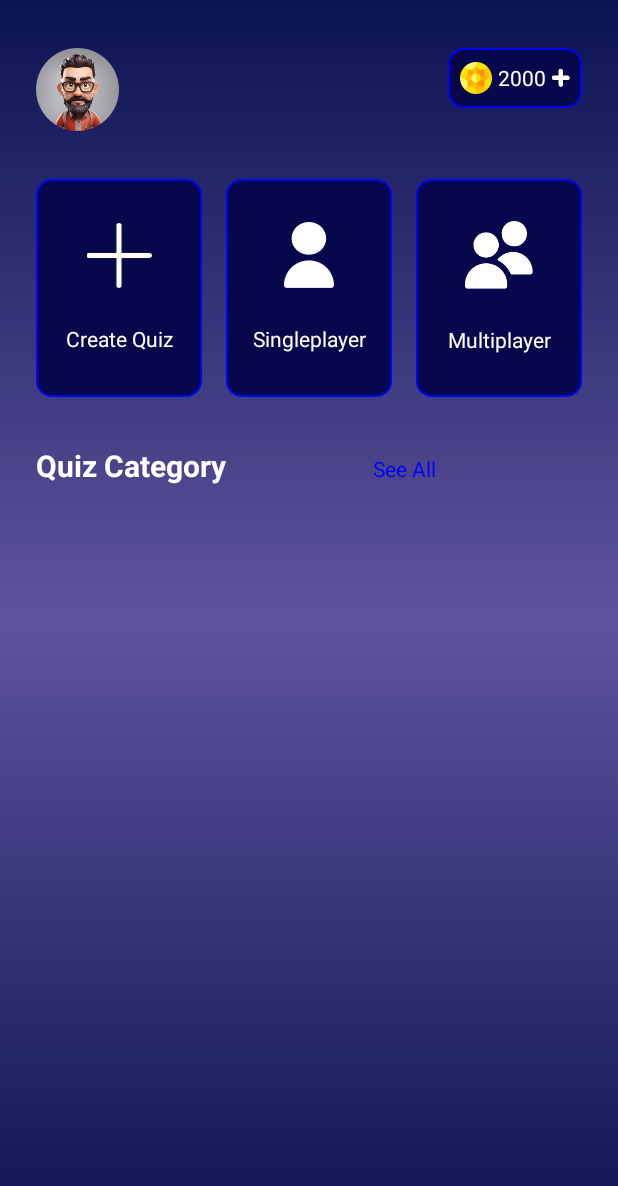
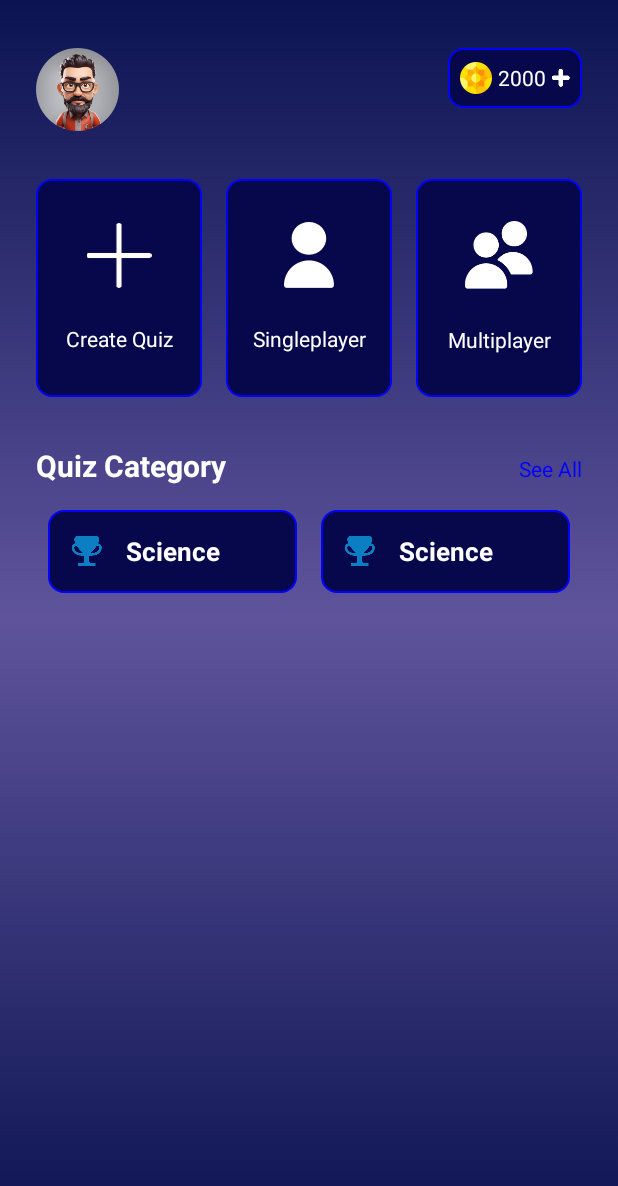
Before and after one commit to ArmiziDev/CleverCards, an Android app: the screen it shows after launch (MainActivity), on a phone screen of 412 x 824 dp. Shown: the top 1186 px of the screen. Run offline under Robolectric (Android 15) with nearby library versions, the phone set to English and light mode, and no system bars; Roboto replaces fonts that are not available here.

Commit message:
Quiz Categories
Added Quiz Categories, currently a bug so I am uploading to start experimenting

```diff
--- a/app/src/main/res/layout/activity_main.xml
+++ b/app/src/main/res/layout/activity_main.xml
@@ -22,10 +22,11 @@
             android:orientation="vertical">
 
             <LinearLayout
+                android:id="@+id/playerLayout"
                 android:layout_width="match_parent"
                 android:layout_height="wrap_content"
+                android:layout_marginStart="24dp"
                 android:layout_marginTop="32dp"
-                android:layout_marginStart="24dp"
                 android:layout_marginEnd="24dp"
                 android:orientation="horizontal">
 
@@ -39,21 +40,22 @@
                     android:id="@+id/textView"
                     android:layout_width="wrap_content"
                     android:layout_height="wrap_content"
+                    android:layout_gravity="center_vertical"
+                    android:layout_marginStart="16dp"
                     android:layout_weight="1"
-                    android:layout_marginStart="16dp"
+                    android:textColor="@color/white"
                     android:textSize="20dp"
-                    android:layout_gravity="center_vertical"
-                    android:textColor="@color/white"
                     tools:text="Hi, Tom" />
 
                 <LinearLayout
+                    android:id="@+id/coinsLayout"
                     android:layout_width="wrap_content"
                     android:layout_height="40dp"
                     android:background="@drawable/navy_background"
                     android:gravity="center"
+                    android:orientation="horizontal"
                     android:paddingStart="8dp"
-                    android:paddingEnd="8dp"
-                    android:orientation="horizontal">
+                    android:paddingEnd="8dp">
 
                     <ImageView
                         android:id="@+id/imageView2"
@@ -81,11 +83,12 @@
             </LinearLayout>
 
             <LinearLayout
+                android:id="@+id/buttonLayout"
                 android:layout_width="match_parent"
                 android:layout_height="145dp"
                 android:layout_marginStart="24dp"
+                android:layout_marginTop="32dp"
                 android:layout_marginEnd="24dp"
-                android:layout_marginTop="32dp"
                 android:orientation="horizontal">
 
                 <LinearLayout
@@ -169,11 +172,12 @@
             </LinearLayout>
 
             <LinearLayout
+                android:id="@+id/titleLayout"
                 android:layout_width="match_parent"
                 android:layout_height="match_parent"
                 android:layout_marginStart="24dp"
+                android:layout_marginTop="32dp"
                 android:layout_marginEnd="24dp"
-                android:layout_marginTop="32dp"
                 android:orientation="horizontal">
 
                 <TextView
@@ -183,8 +187,8 @@
                     android:layout_weight="1"
                     android:text="Quiz Category"
                     android:textColor="@color/white"
-                    android:textStyle="bold"
-                    android:textSize="20sp"/>
+                    android:textSize="20sp"
+                    android:textStyle="bold" />
 
                 <TextView
                     android:id="@+id/textView5"
@@ -192,14 +196,80 @@
                     android:layout_height="wrap_content"
                     android:layout_weight="1"
                     android:text="See All"
-                    android:textColor="@color/blue"
-                    />
+                    android:textAlignment="textEnd"
+                    android:textColor="@color/blue" />
             </LinearLayout>
 
             <LinearLayout
+                android:id="@+id/grid1Layout"
                 android:layout_width="match_parent"
                 android:layout_height="match_parent"
-                android:orientation="horizontal"></LinearLayout>
+                android:layout_marginStart="24dp"
+                android:layout_marginTop="16dp"
+                android:layout_marginEnd="24dp"
+                android:orientation="horizontal">
+
+                <LinearLayout
+                    android:layout_width="0dp"
+                    android:layout_height="55dp"
+                    android:layout_marginStart="8dp"
+                    android:layout_marginEnd="8dp"
+                    android:layout_weight="0.5"
+                    android:background="@drawable/navy_background"
+                    android:gravity="center"
+                    android:orientation="horizontal">
+
+                    <ImageView
+                        android:id="@+id/categoryIcon1"
+                        android:layout_width="wrap_content"
+                        android:layout_height="wrap_content"
+                        android:layout_marginStart="16dp"
+                        app:srcCompat="@drawable/cat1" />
+
+                    <TextView
+                        android:id="@+id/catergoryText1"
+                        android:layout_width="wrap_content"
+                        android:layout_height="wrap_content"
+                        android:layout_marginStart="16dp"
+                        android:layout_marginEnd="8dp"
+                        android:layout_weight="1"
+                        android:text="Science"
+                        android:textColor="@color/white"
+                        android:textSize="17dp"
+                        android:textStyle="bold" />
+                </LinearLayout>
+
+                <LinearLayout
+                    android:layout_width="0dp"
+                    android:layout_height="55dp"
+                    android:layout_marginStart="8dp"
+                    android:layout_marginEnd="8dp"
+                    android:layout_weight="0.5"
+                    android:background="@drawable/navy_background"
+                    android:gravity="center"
+                    android:orientation="horizontal">
+
+                    <ImageView
+                        android:id="@+id/categoryIcon2"
+                        android:layout_width="wrap_content"
+                        android:layout_height="wrap_content"
+                        android:layout_marginStart="16dp"
+                        app:srcCompat="@drawable/cat1" />
+
+                    <TextView
+                        android:id="@+id/catergoryText2"
+                        android:layout_width="wrap_content"
+                        android:layout_height="wrap_content"
+                        android:layout_marginStart="16dp"
+                        android:layout_marginEnd="8dp"
+                        android:layout_weight="1"
+                        android:text="Science"
+                        android:textColor="@color/white"
+                        android:textSize="17dp"
+                        android:textStyle="bold" />
+                </LinearLayout>
+
+            </LinearLayout>
 
         </LinearLayout>
     </ScrollView>
```
